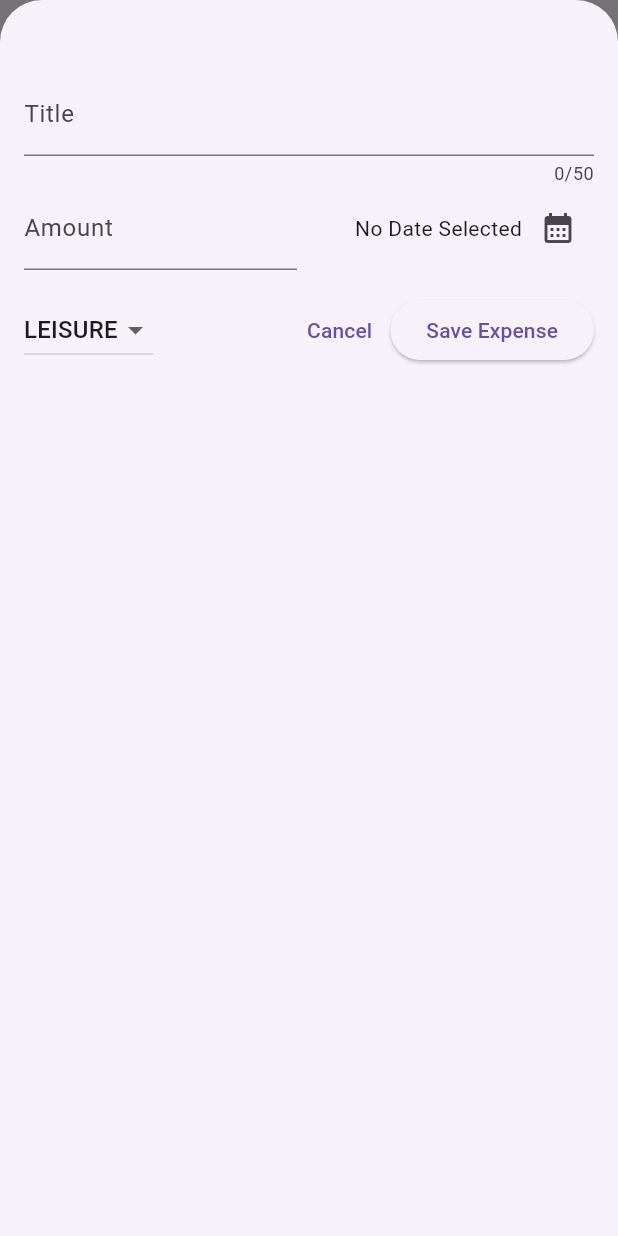
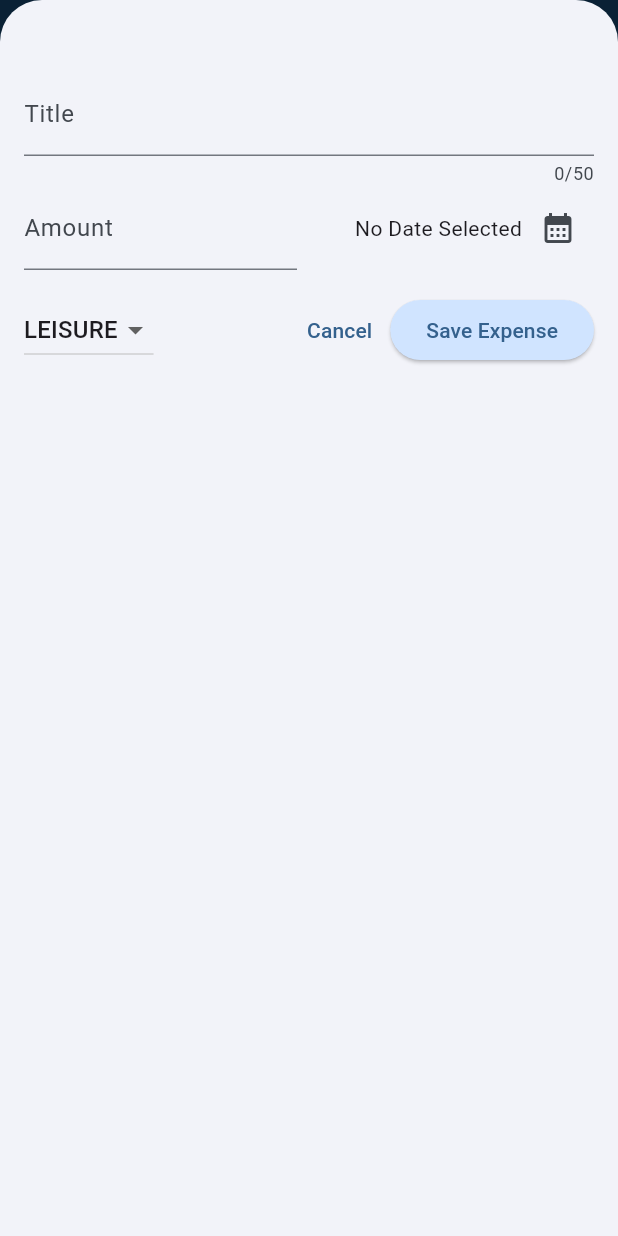
Before and after one commit to huseyinozenalbayrak/flutter-expense-tracker, a Flutter app: the screen it shows after launch, after a tap on the "add" icon, on a phone screen of 412 x 824 dp. Run offline on Flutter 3.47's test engine with Material 3 defaults, Android fonts, the phone set to English and light mode, and no system bars.

Commit message:
Refactor main.dart to enhance MaterialApp theme configuration and improve code readability

```diff
--- a/lib/main.dart
+++ b/lib/main.dart
@@ -1,6 +1,37 @@
 import 'package:flutter/material.dart';
 import 'package:expense_tracker/widgets/expenses.dart';
 
+final kColorScheme = ColorScheme.fromSeed(
+  seedColor: const Color.fromARGB(255, 19, 126, 202),
+);
+
 void main() {
-  runApp(const MaterialApp(home: Expenses()));
+  runApp(
+    MaterialApp(
+      theme: ThemeData(
+        colorScheme: kColorScheme,
+        appBarTheme: AppBarTheme(
+          backgroundColor: kColorScheme.onPrimaryContainer,
+          foregroundColor: kColorScheme.primaryContainer,
+        ),
+        cardTheme: CardThemeData(
+          color: kColorScheme.secondaryContainer,
+          margin: const EdgeInsets.symmetric(horizontal: 16, vertical: 6),
+        ),
+        elevatedButtonTheme: ElevatedButtonThemeData(
+          style: ElevatedButton.styleFrom(
+            backgroundColor: kColorScheme.primaryContainer,
+          ),
+        ),
+        textTheme: ThemeData().textTheme.copyWith(
+          titleLarge: TextStyle(
+            fontWeight: FontWeight.bold,
+            color: kColorScheme.onSecondaryContainer,
+            fontSize: 22,
+          ),
+        ),
+      ),
+      home: const Expenses(),
+    ),
+  );
 }
```
